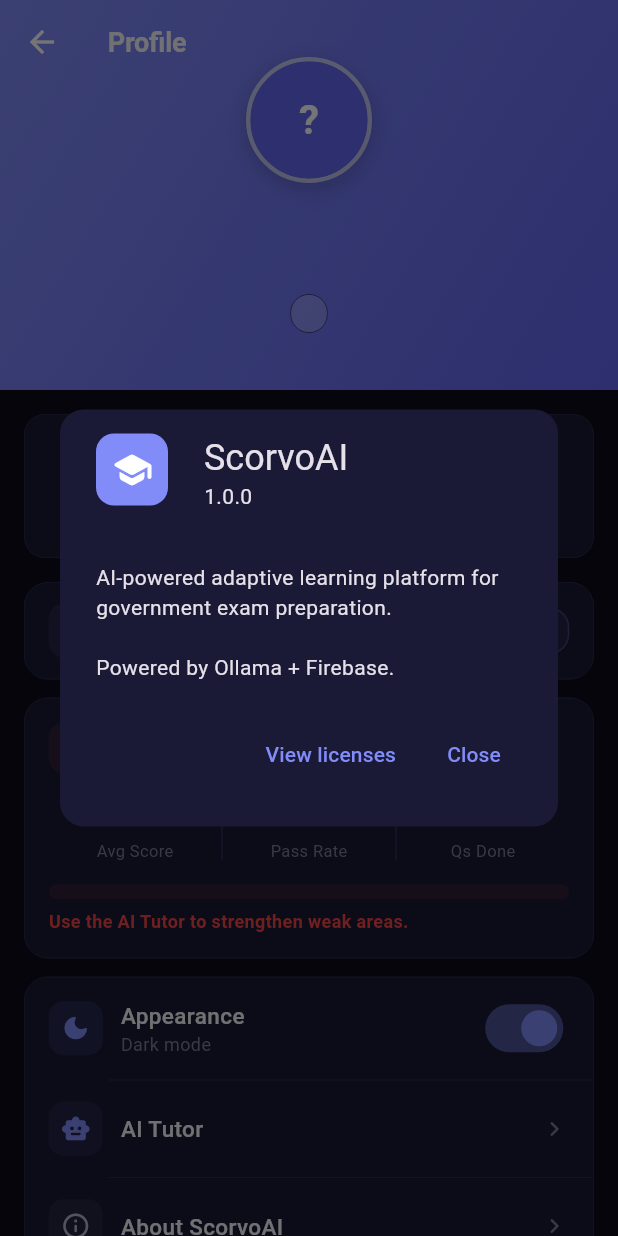
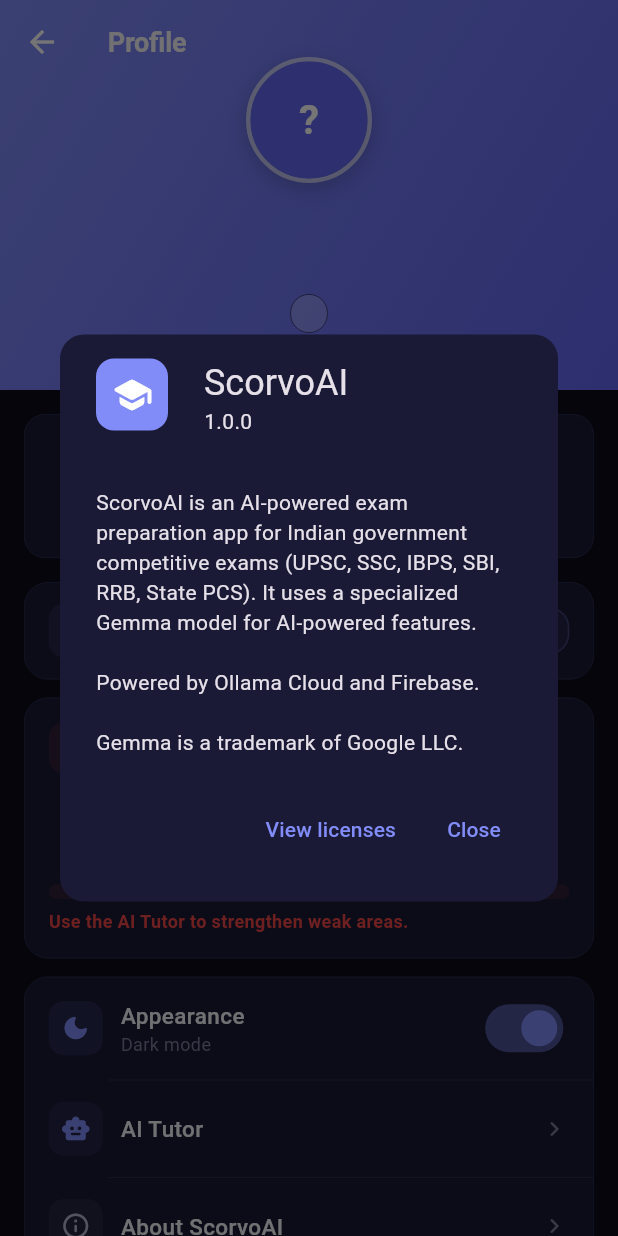
Before and after one commit to abhi9716/ScorvoAI, a Flutter app: the ProfileScreen screen opened directly, after a tap on "About ScorvoAI", on a phone screen of 412 x 824 dp. Run offline on Flutter 3.47's test engine with Material 3 defaults, Android fonts, the phone set to English and light mode, and no system bars; our stand-ins replace cloud_firestore, firebase_auth, firebase_core, fl_chart, flutter_riverpod, google_sign_in and 2 more; missing offline and left inert: google_mlkit_text_recognition, gpt_markdown; accounts and stored records are empty; generated files the repository leaves out were written again.

Commit message:
feat: Gemma trademark attribution (Google brand guidelines compliance)
Per Google's Gemma naming & attribution guidelines:
- App naming: ScorvoAI does not use 'gemma' in the name ✓
- Branding: our indigo/violet brand is distinct from Gemma's ✓
- Trademark attribution: NOW added in 3 user-facing places —
  • Profile -> About dialog: explicit 'Gemma is a trademark of
    Google LLC' + ScorvoAI description per Google's recommended
    template
  • README §'Built with Gemma': trademark blockquote + 'neither
    endorsed by nor affiliated with Google' disclaimer
  • NOTICE: same trademark statement under the Gemma attribution
  • docs/SUBMISSION.md: new §9 Attribution with full trademark
    statement + link to Gemma Terms of Use

Rebuilt release APK so the About dialog ships the trademark line.

```diff
--- a/mobile/lib/screens/profile_screen.dart
+++ b/mobile/lib/screens/profile_screen.dart
@@ -368,7 +368,7 @@
         child: const Icon(Icons.school_rounded, color: Colors.white, size: 28),
       ),
       children: const [
-        Text('AI-powered adaptive learning platform for government exam preparation.\n\nPowered by Ollama + Firebase.'),
+        Text('ScorvoAI is an AI-powered exam preparation app for Indian government competitive exams (UPSC, SSC, IBPS, SBI, RRB, State PCS). It uses a specialized Gemma model for AI-powered features.\n\nPowered by Ollama Cloud and Firebase.\n\nGemma is a trademark of Google LLC.'),
       ],
     );
   }
```
Also changed, not shown: 3 other files.
